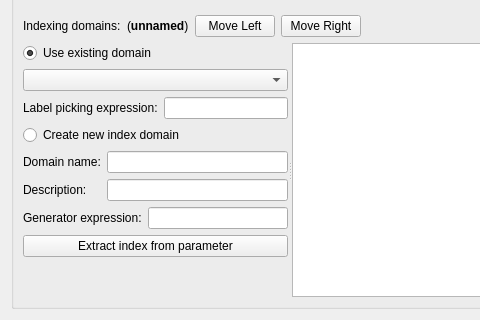
Above: spinetoolbox/project_items/exporter/ui/parameter_index_settings.ui from spine-tools/Spine-Toolbox before the change; both pictures show x 0 to 480 and y 113 to 433 of the 588 by 433 pixel window. Below: the same form after it.
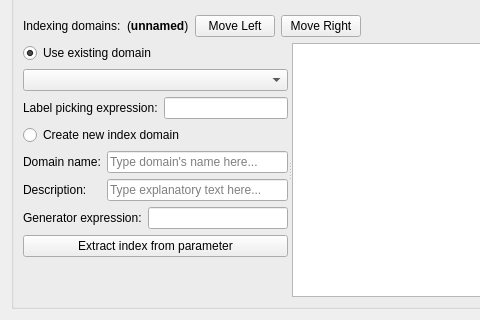
That is the form after the change.

The edit to the form file:
```diff
--- a/spinetoolbox/project_items/exporter/ui/parameter_index_settings.ui
+++ b/spinetoolbox/project_items/exporter/ui/parameter_index_settings.ui
@@ -167,7 +167,14 @@
                </widget>
               </item>
               <item row="0" column="1">
-               <widget class="QLineEdit" name="domain_name_edit"/>
+               <widget class="QLineEdit" name="domain_name_edit">
+                <property name="text">
+                 <string/>
+                </property>
+                <property name="placeholderText">
+                 <string>Type domain's name here...</string>
+                </property>
+               </widget>
               </item>
               <item row="1" column="0">
                <widget class="QLabel" name="domain_description_label">
@@ -177,7 +184,11 @@
                </widget>
               </item>
               <item row="1" column="1">
-               <widget class="QLineEdit" name="domain_description_edit"/>
+               <widget class="QLineEdit" name="domain_description_edit">
+                <property name="placeholderText">
+                 <string>Type explanatory text here...</string>
+                </property>
+               </widget>
               </item>
              </layout>
             </item>
```
Left out of the diff: 6 changed lines with no effect on the pictures.
